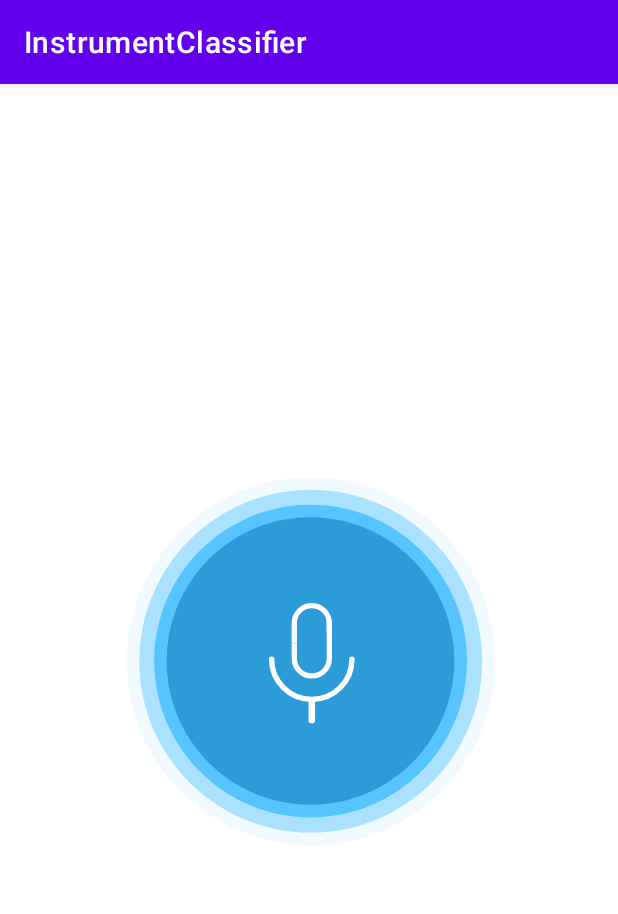
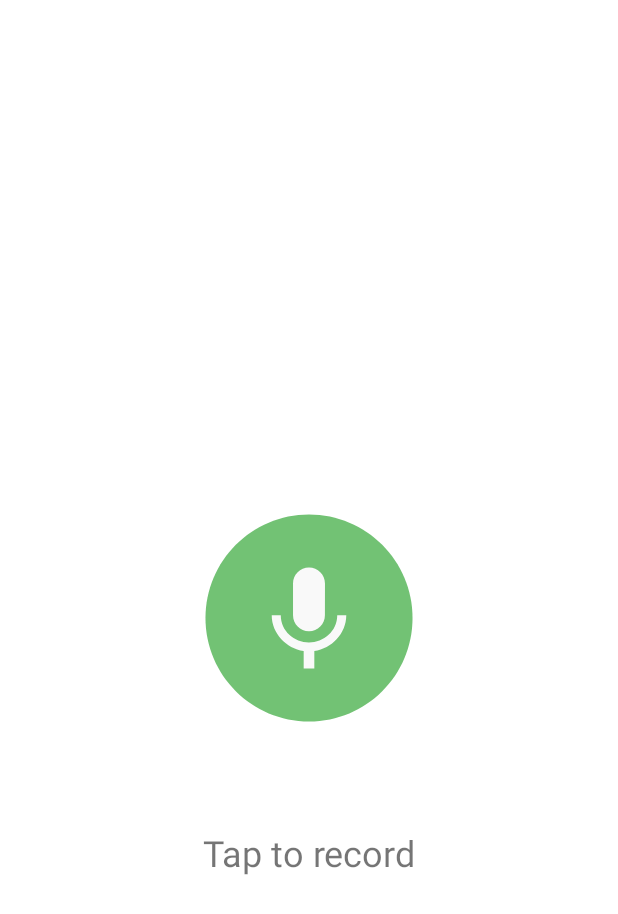
Before and after one commit to AlwiM26/MusicalInstrumentClassifier, an Android app: the screen it shows after launch (MainActivity), on a phone screen of 412 x 824 dp. Shown: the top 914 px of the screen. Run offline under Robolectric (Android 15) with nearby library versions, the phone set to English and light mode, and no system bars.

Commit message:
Add animation button and delay

```diff
--- a/android/app/src/main/java/com/example/instrumentclassifier/MainActivity.java
+++ b/android/app/src/main/java/com/example/instrumentclassifier/MainActivity.java
@@ -3,12 +3,44 @@ package com.example.instrumentclassifier;
 import androidx.appcompat.app.AppCompatActivity;
 
 import android.os.Bundle;
+import android.os.Handler;
+import android.os.Looper;
+import android.view.View;
+import android.widget.TextView;
+import android.widget.Toast;
+
+import com.airbnb.lottie.LottieAnimationView;
 
 public class MainActivity extends AppCompatActivity {
+
+    TextView txt_record;
+    LottieAnimationView btn_record;
 
     @Override
     protected void onCreate(Bundle savedInstanceState) {
         super.onCreate(savedInstanceState);
         setContentView(R.layout.activity_main);
+
+        txt_record = findViewById(R.id.txt_record);
+        btn_record = findViewById(R.id.btn_record);
+
+        btn_record.setOnClickListener(new View.OnClickListener() {
+            @Override
+            public void onClick(View v) {
+                txt_record.setVisibility(View.INVISIBLE);
+                btn_record.playAnimation();
+
+                // Start to count 5 s to record the audio sample
+                new Handler(Looper.getMainLooper()).postDelayed(new Runnable() {
+                    @Override
+                    public void run() {
+                        btn_record.setProgress(0f);
+                        btn_record.cancelAnimation();
+                        txt_record.setVisibility(View.VISIBLE);
+                        Toast.makeText(getApplicationContext(), "Sudah 5 detik", Toast.LENGTH_SHORT).show();
+                    }
+                }, 5000);
+            }
+        });
     }
 }
--- a/android/app/src/main/res/layout/activity_main.xml
+++ b/android/app/src/main/res/layout/activity_main.xml
@@ -10,9 +10,18 @@
         android:id="@+id/btn_record"
         android:layout_width="match_parent"
         android:layout_height="wrap_content"
-        app:lottie_rawRes="@raw/recordbtn"
-        app:lottie_autoPlay="true"
+        app:lottie_rawRes="@raw/record2"
+        app:lottie_autoPlay="false"
         app:lottie_loop="true"
-        android:layout_centerInParent="true"/>
+        android:layout_centerInParent="true" />
+
+    <TextView
+        android:id="@+id/txt_record"
+        android:layout_width="wrap_content"
+        android:layout_height="wrap_content"
+        android:text="Tap to record"
+        android:textSize="24sp"
+        android:layout_below="@id/btn_record"
+        android:layout_centerHorizontal="true"/>
 
 </RelativeLayout>
--- a/android/app/src/main/res/values-night/themes.xml
+++ b/android/app/src/main/res/values-night/themes.xml
@@ -1,9 +1,9 @@
 <resources xmlns:tools="http://schemas.android.com/tools">
     <!-- Base application theme. -->
-    <style name="Theme.InstrumentClassifier" parent="Theme.MaterialComponents.DayNight.DarkActionBar">
+    <style name="Theme.InstrumentClassifier" parent="Theme.MaterialComponents.DayNight.NoActionBar">
         <!-- Primary brand color. -->
-        <item name="colorPrimary">@color/purple_200</item>
-        <item name="colorPrimaryVariant">@color/purple_700</item>
+        <item name="colorPrimary">@color/white</item>
+        <item name="colorPrimaryVariant">@color/white</item>
         <item name="colorOnPrimary">@color/black</item>
         <!-- Secondary brand color. -->
         <item name="colorSecondary">@color/teal_200</item>
--- a/android/app/src/main/res/values/themes.xml
+++ b/android/app/src/main/res/values/themes.xml
@@ -1,9 +1,9 @@
 <resources xmlns:tools="http://schemas.android.com/tools">
     <!-- Base application theme. -->
-    <style name="Theme.InstrumentClassifier" parent="Theme.MaterialComponents.DayNight.DarkActionBar">
+    <style name="Theme.InstrumentClassifier" parent="Theme.MaterialComponents.DayNight.NoActionBar">
         <!-- Primary brand color. -->
-        <item name="colorPrimary">@color/purple_500</item>
-        <item name="colorPrimaryVariant">@color/purple_700</item>
+        <item name="colorPrimary">@color/white</item>
+        <item name="colorPrimaryVariant">@color/white</item>
         <item name="colorOnPrimary">@color/white</item>
         <!-- Secondary brand color. -->
         <item name="colorSecondary">@color/teal_200</item>
```
Also changed, not shown: android/app/src/main/res/raw/record2.json (added, +1 -0 lines).
